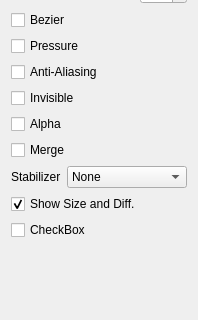
Before: the Qt Designer form app/ui/tooloptions.ui in pencil2d/pencil, drawn with Qt 5; both pictures show x 0 to 198 and y 140 to 460 of the 198 by 460 pixel window.
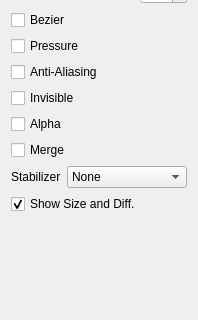
After: the same form once the commit is applied. Custom widgets are drawn as their Qt base class.

The edit to the form file:
```diff
--- a/app/ui/tooloptions.ui
+++ b/app/ui/tooloptions.ui
@@ -224,16 +224,6 @@
      </property>
     </widget>
    </item>
-   <item>
-    <widget class="QCheckBox" name="lockSelectionBox">
-     <property name="text">
-      <string>CheckBox</string>
-     </property>
-     <property name="checked">
-      <bool>false</bool>
-     </property>
-    </widget>
-   </item>
    <item>
     <spacer name="verticalSpacer">
      <property name="orientation">
```
